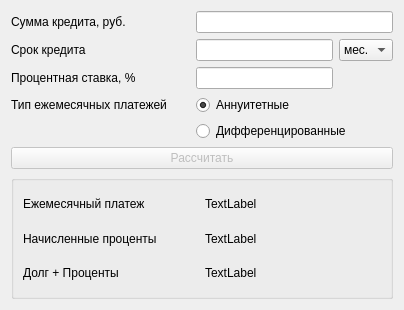
Qt form src/view/credit_window.ui (dimax77/smartcalc_v2) before a commit.
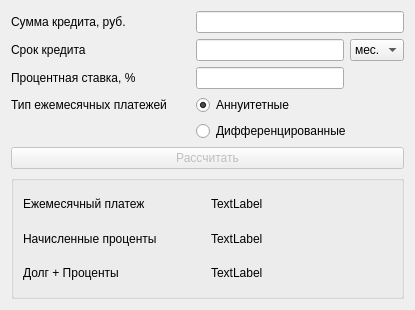
The same form after that commit.

```diff
--- a/src/view/credit_window.ui
+++ b/src/view/credit_window.ui
@@ -6,7 +6,7 @@
    <rect>
     <x>0</x>
     <y>0</y>
-    <width>404</width>
+    <width>415</width>
     <height>310</height>
    </rect>
   </property>
```
Left out of the diff: 16 changed lines with no effect on the pictures.
